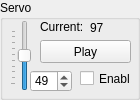
This is src/servoboard/servocontrolbundle.ui in jgen/ServoControl as Qt 5 draws it before an edit. The edited form follows.
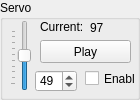
This is the edited form. Icons and pictures are not drawn.

Commit message: Shifted ui elements to prevent overlap

```diff
--- a/src/servoboard/servocontrolbundle.ui
+++ b/src/servoboard/servocontrolbundle.ui
@@ -116,7 +116,7 @@
    <widget class="QSpinBox" name="spn_value">
     <property name="geometry">
      <rect>
-      <x>30</x>
+      <x>35</x>
       <y>70</y>
       <width>42</width>
       <height>22</height>
@@ -147,7 +147,7 @@
    <widget class="QCheckBox" name="chk_enable">
     <property name="geometry">
      <rect>
-      <x>80</x>
+      <x>85</x>
       <y>70</y>
       <width>51</width>
       <height>17</height>
```
The commit also changes 2 other files.
